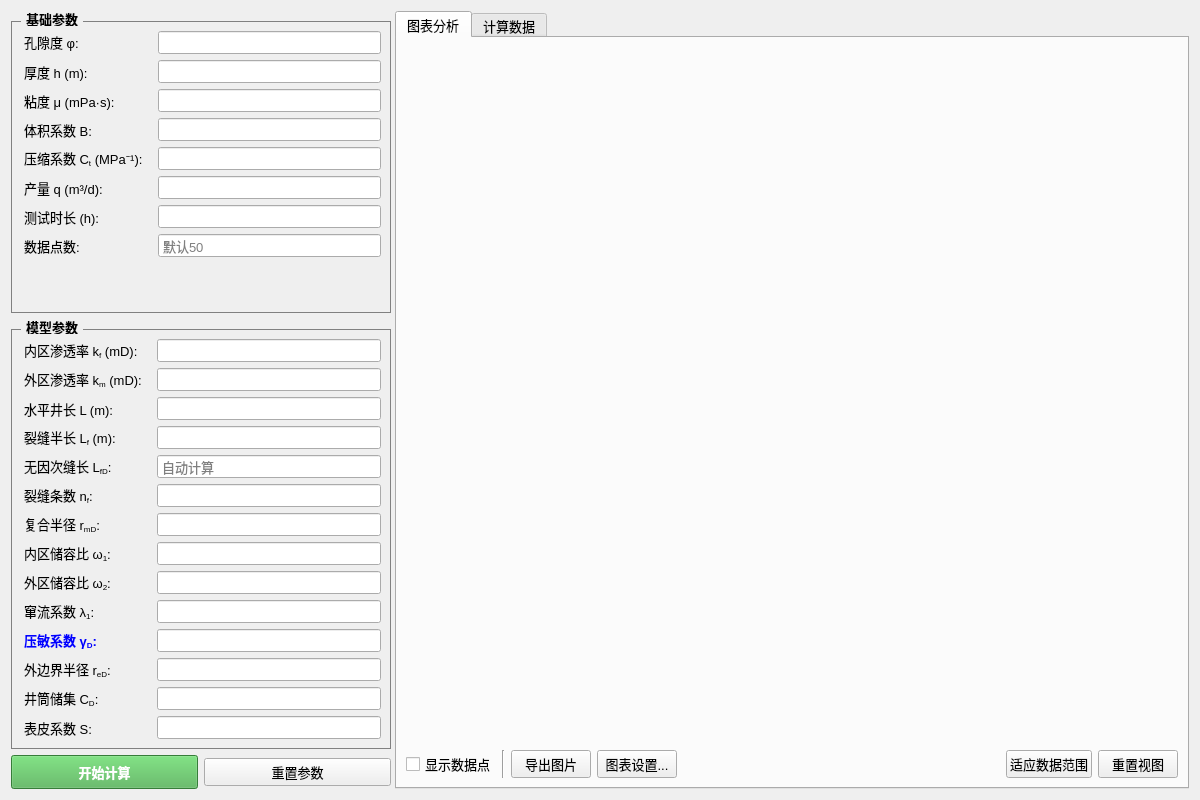
Before: the Qt Designer form modelwidget01-06.ui in Luqinghao1/WT1230A, drawn with Qt 5.
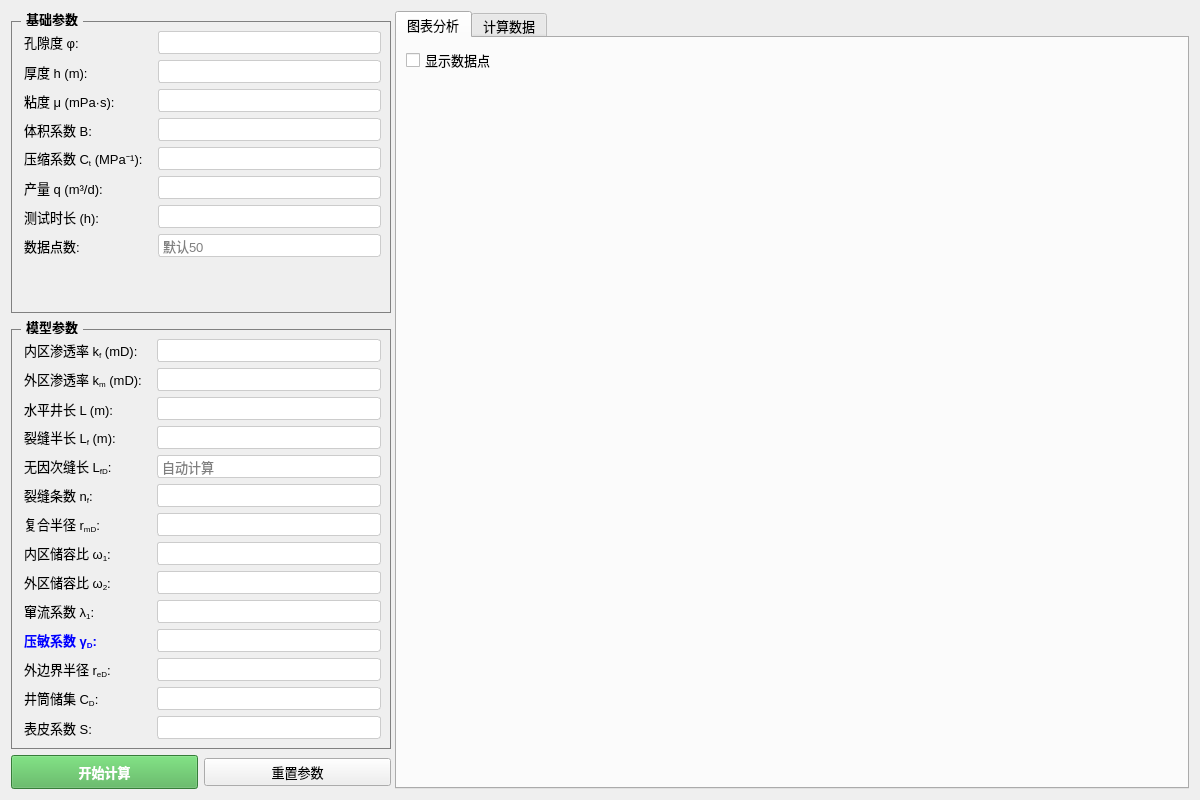
After: the same form once the commit is applied. Custom widgets are drawn as their Qt base class.

```diff
--- a/modelwidget01-06.ui
+++ b/modelwidget01-06.ui
@@ -15,7 +15,7 @@
   </property>
   <property name="styleSheet">
    <string notr="true">
-/* 全局样式 */
+/* --- 全局样式：强制黑字，使用系统默认背景 --- */
 QWidget {
     color: black;
     font-family: &quot;Microsoft YaHei&quot;;
@@ -27,6 +27,7 @@
     background-color: transparent;
 }
 
+/* GroupBox 样式 */
 QGroupBox {
     font-weight: bold;
     border: 1px solid gray;
@@ -37,7 +38,16 @@
     left: 10px;
     padding: 0 3px;
 }
-QLineEdit { padding: 2px; }
+
+/* --- 输入框/下拉框：白底黑字 --- */
+QLineEdit, QComboBox, QTextEdit {
+    background-color: white;
+    color: black;
+    border: 1px solid #ccc;
+    border-radius: 3px;
+    padding: 2px;
+}
+
 QLabel { padding-right: 5px; }
    </string>
   </property>
@@ -346,17 +356,7 @@
           </attribute>
           <layout class="QVBoxLayout" name="verticalLayout_ChartTab">
            <item>
-            <widget class="QWidget" name="chartContainer" native="true">
-             <property name="sizePolicy">
-              <sizepolicy hsizetype="Expanding" vsizetype="Expanding">
-               <horstretch>0</horstretch>
-               <verstretch>0</verstretch>
-              </sizepolicy>
-             </property>
-            </widget>
-           </item>
-           <item>
-            <layout class="QHBoxLayout" name="horizontalLayout_ChartTools">
+            <layout class="QHBoxLayout" name="horizontalLayout_TopTools">
              <item>
               <widget class="QCheckBox" name="checkShowPoints">
                <property name="text">
@@ -365,28 +365,7 @@
               </widget>
              </item>
              <item>
-              <widget class="Line" name="line">
-               <property name="orientation">
-                <enum>Qt::Vertical</enum>
-               </property>
-              </widget>
-             </item>
-             <item>
-              <widget class="QPushButton" name="btnExportImage">
-               <property name="text">
-                <string>导出图片</string>
-               </property>
-              </widget>
-             </item>
-             <item>
-              <widget class="QPushButton" name="chartSettingsButton">
-               <property name="text">
-                <string>图表设置...</string>
-               </property>
-              </widget>
-             </item>
-             <item>
-              <spacer name="horizontalSpacer">
+              <spacer name="horizontalSpacer_Top">
                <property name="orientation">
                 <enum>Qt::Horizontal</enum>
                </property>
@@ -398,22 +377,18 @@
                </property>
               </spacer>
              </item>
-             <item>
-              <widget class="QPushButton" name="fitToDataButton">
-               <property name="text">
-                <string>适应数据范围</string>
-               </property>
-              </widget>
-             </item>
-             <item>
-              <widget class="QPushButton" name="resetViewButton">
-               <property name="text">
-                <string>重置视图</string>
-               </property>
-              </widget>
-             </item>
             </layout>
            </item>
+           <item>
+            <widget class="ChartWidget" name="chartWidget" native="true">
+             <property name="sizePolicy">
+              <sizepolicy hsizetype="Expanding" vsizetype="Expanding">
+               <horstretch>0</horstretch>
+               <verstretch>0</verstretch>
+              </sizepolicy>
+             </property>
+            </widget>
+           </item>
           </layout>
          </widget>
          <widget class="QWidget" name="tab_Data">
@@ -445,6 +420,14 @@
    </item>
   </layout>
  </widget>
+ <customwidgets>
+  <customwidget>
+   <class>ChartWidget</class>
+   <extends>QWidget</extends>
+   <header>chartwidget.h</header>
+   <container>1</container>
+  </customwidget>
+ </customwidgets>
  <resources/>
  <connections/>
 </ui>
```
Left out of the diff: 2 changed lines with no effect on the pictures.
